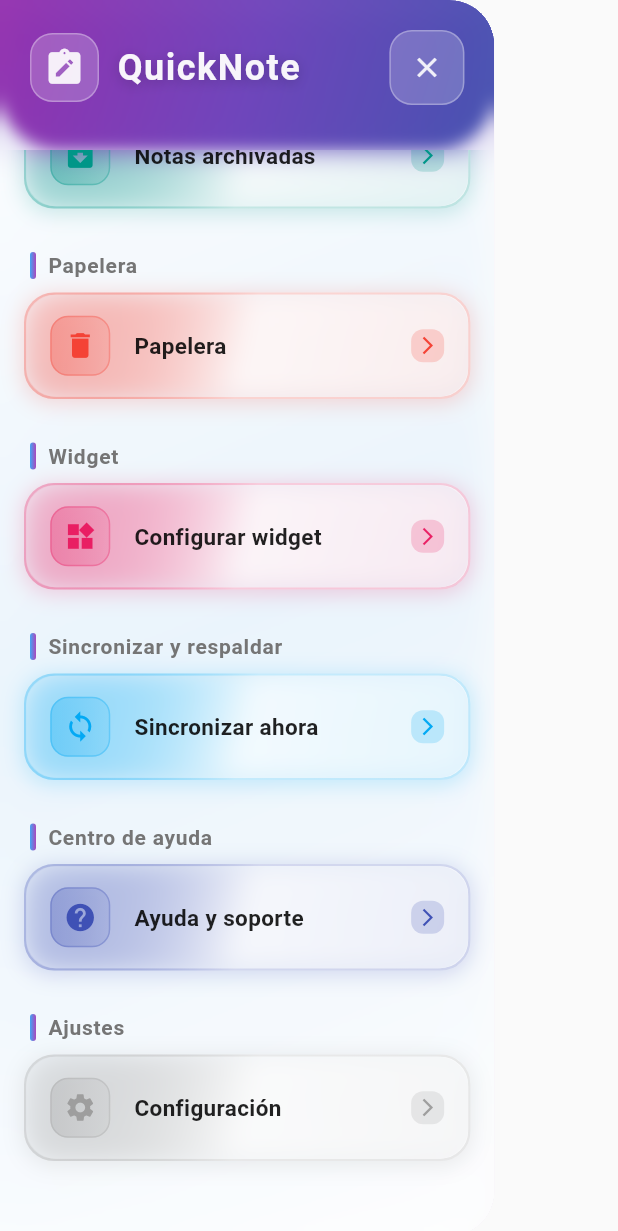
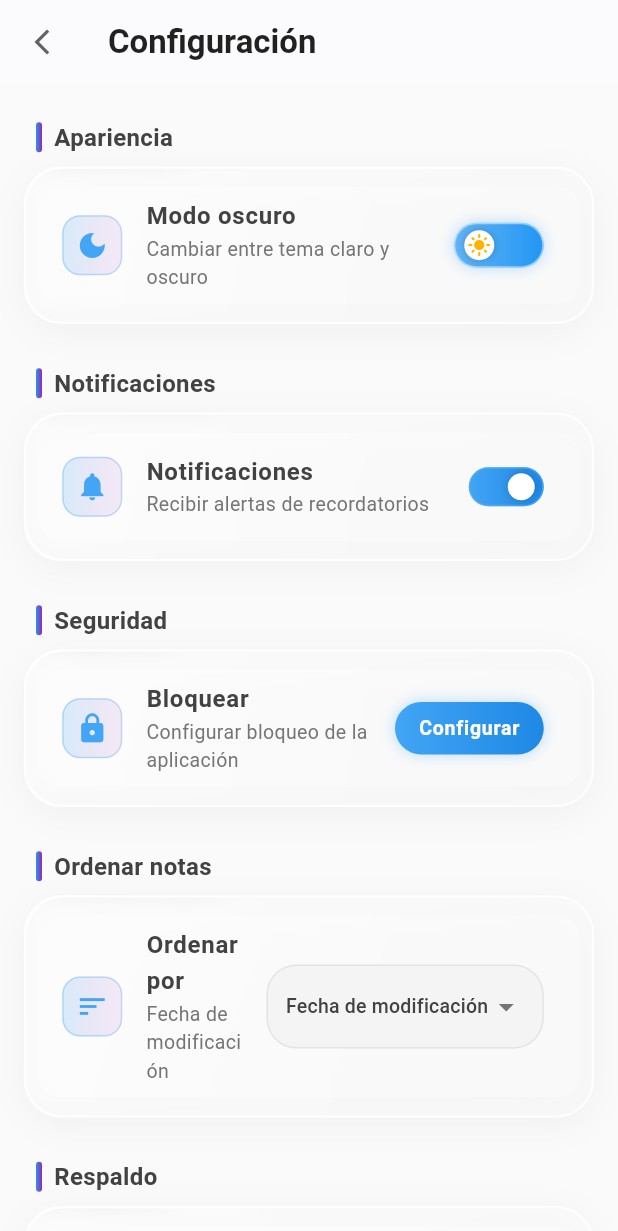
Before and after one commit to JosePablo1996/quicknote_app, a Flutter app: the LeftMenu widget shown alone on an empty page, opened directly with empty values, scrolled down 819 dp, after a tap on "Configuración", on a phone screen of 412 x 824 dp. Shown: the top 1231 px of the screen. Run offline on Flutter 3.47's test engine with Material 3 defaults, Android fonts, the phone set to English and light mode, and no system bars; network calls fail.

Commit message:
Semana 2.1: Pantalla de Ajustes completada con diseño glassmorphism
⚙️ NUEVA PANTALLA DE AJUSTES
   - Interfaz completa con efecto vidrioso (glassmorphism)
   - Adaptación dinámica al tema oscuro/claro
   - Navegación integrada desde el menú lateral izquierdo

📋 SECCIONES IMPLEMENTADAS
   - Apariencia: Toggle animado sol/luna para cambio de tema
   - Notificaciones: Switch para activar/desactivar
   - Seguridad: Botón 'Configurar' para bloqueo (sin toggle)
   - Ordenar notas: Dropdown con opciones de ordenamiento
   - Respaldo: Switch para auto-respaldo y botón de respaldo manual
   - Acerca de: Versión, desarrollador, términos, privacidad y calificar

🎨 DISEÑO Y ESTILO
   - Cards con efecto glass (BackdropFilter + blur)
   - Gradientes en bordes y fondos
   - Iconos con fondos decorativos azul/púrpura
   - Switches personalizados con animación
   - Toggle de tema con iconos sol/luna animados
   - Títulos de sección con barra decorativa

🔧 FUNCIONALIDADES
   - ThemeProvider integrado para cambio de tema en tiempo real
   - Persistencia de estado local con setState
   - Dropdown personalizado con estilo adaptativo
   - Botones de acción con gradientes

📱 ADAPTACIÓN AL TEMA
   - Colores dinámicos para modo claro/oscuro
   - Opacidades ajustables para efecto glass
   - Sombras y bordes consistentes en ambos modos

QuickNote versión 2.1.0 - Pantalla de ajustes con diseño glassmorphism

```diff
--- /dev/null
+++ b/lib/screens/settings_screen.dart
@@ -0,0 +1,578 @@
+import 'package:flutter/material.dart';
+import 'dart:ui';
+import 'package:provider/provider.dart';
+import '../providers/theme_provider.dart';
+
+class SettingsScreen extends StatefulWidget {
+  const SettingsScreen({super.key});
+
+  @override
+  State<SettingsScreen> createState() => _SettingsScreenState();
+}
+
+class _SettingsScreenState extends State<SettingsScreen> {
+  bool _notificationsEnabled = true;
+  bool _autoBackupEnabled = false;
+  bool _useBiometrics = false;
+  String _selectedSortOrder = 'Fecha de modificación';
+  final List<String> _sortOptions = [
+    'Fecha de modificación',
+    'Fecha de creación',
+    'Título (A-Z)',
+    'Título (Z-A)',
+  ];
+
+  @override
+  Widget build(BuildContext context) {
+    final themeProvider = Provider.of<ThemeProvider>(context);
+    final isDarkMode = themeProvider.isDarkMode;
+
+    return Scaffold(
+      backgroundColor: isDarkMode ? Colors.grey[900] : Colors.grey[50],
+      appBar: AppBar(
+        title: const Text(
+          'Configuración',
+          style: TextStyle(fontWeight: FontWeight.w600),
+        ),
+        backgroundColor: isDarkMode ? Colors.grey[850] : Colors.white,
+        foregroundColor: isDarkMode ? Colors.white : Colors.black87,
+        elevation: 0.5,
+        leading: IconButton(
+          icon: Icon(
+            Icons.arrow_back_ios_new,
+            color: isDarkMode ? Colors.white70 : Colors.grey[700],
+            size: 20,
+          ),
+          onPressed: () => Navigator.pop(context),
+        ),
+        flexibleSpace: ClipRRect(
+          child: BackdropFilter(
+            filter: ImageFilter.blur(sigmaX: 8, sigmaY: 8),
+            child: Container(
+              color: Colors.transparent,
+            ),
+          ),
+        ),
+      ),
+      body: ListView(
+        padding: const EdgeInsets.all(16),
+        children: [
+          // SECCIÓN: APARIENCIA
+          _buildSectionHeader('Apariencia', isDarkMode),
+          _buildGlassCard(
+            child: Column(
+              children: [
+                _buildSettingsTile(
+                  icon: Icons.dark_mode,
+                  title: 'Modo oscuro',
+                  subtitle: 'Cambiar entre tema claro y oscuro',
+                  trailing: _buildThemeToggle(themeProvider, isDarkMode),
+                  isDarkMode: isDarkMode,
+                ),
+              ],
+            ),
+            isDarkMode: isDarkMode,
+          ),
+
+          const SizedBox(height: 20),
+
+          // SECCIÓN: NOTIFICACIONES
+          _buildSectionHeader('Notificaciones', isDarkMode),
+          _buildGlassCard(
+            child: Column(
+              children: [
+                _buildSettingsTile(
+                  icon: Icons.notifications,
+                  title: 'Notificaciones',
+                  subtitle: 'Recibir alertas de recordatorios',
+                  trailing: _buildSwitch(
+                    value: _notificationsEnabled,
+                    onChanged: (value) {
+                      setState(() {
+                        _notificationsEnabled = value;
+                      });
+                    },
+                    isDarkMode: isDarkMode,
+                  ),
+                  isDarkMode: isDarkMode,
+                ),
+              ],
+            ),
+            isDarkMode: isDarkMode,
+          ),
+
+          const SizedBox(height: 20),
+
+          // SECCIÓN: SEGURIDAD
+          _buildSectionHeader('Seguridad', isDarkMode),
+          _buildGlassCard(
+            child: Column(
+              children: [
+                _buildSettingsTile(
+                  icon: Icons.lock,
+                  title: 'Bloquear',
+                  subtitle: 'Configurar bloqueo de la aplicación',
+                  trailing: Container(
+                    padding: const EdgeInsets.symmetric(horizontal: 16, vertical: 8),
+                    decoration: BoxDecoration(
+                      gradient: LinearGradient(
+                        colors: [
+                          Colors.blue.shade400,
+                          Colors.blue.shade600,
+                        ],
+                      ),
+                      borderRadius: BorderRadius.circular(20),
+                      boxShadow: [
+                        BoxShadow(
+                          color: Colors.blue.withValues(alpha: 0.3),
+                          blurRadius: 8,
+                          spreadRadius: 0,
+                        ),
+                      ],
+                    ),
+                    child: const Text(
+                      'Configurar',
+                      style: TextStyle(
+                        color: Colors.white,
+                        fontWeight: FontWeight.w600,
+                        fontSize: 13,
+                      ),
+                    ),
+                  ),
+                  isDarkMode: isDarkMode,
+                ),
+              ],
+            ),
+            isDarkMode: isDarkMode,
+          ),
+
+          const SizedBox(height: 20),
+
+          // SECCIÓN: ORDENAR NOTAS
+          _buildSectionHeader('Ordenar notas', isDarkMode),
+          _buildGlassCard(
+            child: Column(
+              children: [
+                _buildSettingsTile(
+                  icon: Icons.sort,
+                  title: 'Ordenar por',
+                  subtitle: _selectedSortOrder,
+                  trailing: Container(
+                    padding: const EdgeInsets.symmetric(horizontal: 12, vertical: 6),
+                    decoration: BoxDecoration(
+                      color: isDarkMode
+                          ? Colors.grey[700]!.withValues(alpha: 0.3)
+                          : Colors.grey[200]!.withValues(alpha: 0.5),
+                      borderRadius: BorderRadius.circular(20),
+                      border: Border.all(
+                        color: isDarkMode
+                            ? Colors.grey[600]!.withValues(alpha: 0.3)
+                            : Colors.grey[400]!.withValues(alpha: 0.3),
+                      ),
+                    ),
+                    child: DropdownButtonHideUnderline(
+                      child: DropdownButton<String>(
+                        value: _selectedSortOrder,
+                        dropdownColor: isDarkMode ? Colors.grey[800] : Colors.white,
+                        icon: Icon(
+                          Icons.arrow_drop_down,
+                          color: isDarkMode ? Colors.grey[400] : Colors.grey[600],
+                        ),
+                        items: _sortOptions.map((option) {
+                          return DropdownMenuItem(
+                            value: option,
+                            child: Text(
+                              option,
+                              style: TextStyle(
+                                fontSize: 13,
+                                color: isDarkMode ? Colors.grey[300] : Colors.grey[800],
+                              ),
+                            ),
+                          );
+                        }).toList(),
+                        onChanged: (value) {
+                          if (value != null) {
+                            setState(() {
+                              _selectedSortOrder = value;
+                            });
+                          }
+                        },
+                      ),
+                    ),
+                  ),
+                  isDarkMode: isDarkMode,
+                ),
+              ],
+            ),
+            isDarkMode: isDarkMode,
+          ),
+
+          const SizedBox(height: 20),
+
+          // SECCIÓN: RESPALDO
+          _buildSectionHeader('Respaldo', isDarkMode),
+          _buildGlassCard(
+            child: Column(
+              children: [
+                _buildSettingsTile(
+                  icon: Icons.backup,
+                  title: 'Respaldo automático',
+                  subtitle: 'Guardar copia de seguridad en la nube',
+                  trailing: _buildSwitch(
+                    value: _autoBackupEnabled,
+                    onChanged: (value) {
+                      setState(() {
+                        _autoBackupEnabled = value;
+                      });
+                    },
+                    isDarkMode: isDarkMode,
+                  ),
+                  isDarkMode: isDarkMode,
+                ),
+                _buildSettingsTile(
+                  icon: Icons.backup_rounded,
+                  title: 'Respaldo ahora',
+                  subtitle: 'Crear copia de seguridad manual',
+                  trailing: Container(
+                    padding: const EdgeInsets.symmetric(horizontal: 12, vertical: 6),
+                    decoration: BoxDecoration(
+                      gradient: LinearGradient(
+                        colors: [
+                          Colors.green.shade400,
+                          Colors.green.shade600,
+                        ],
+                      ),
+                      borderRadius: BorderRadius.circular(20),
+                    ),
+                    child: const Text(
+                      'Respaldar',
+                      style: TextStyle(
+                        color: Colors.white,
+                        fontWeight: FontWeight.w600,
+                        fontSize: 12,
+                      ),
+                    ),
+                  ),
+                  isDarkMode: isDarkMode,
+                ),
+              ],
+            ),
+            isDarkMode: isDarkMode,
+          ),
+
+          const SizedBox(height: 20),
+
+          // SECCIÓN: ACERCA DE (SIN TRADUCCIONES)
+          _buildSectionHeader('Acerca de', isDarkMode),
+          _buildGlassCard(
+            child: Column(
+              children: [
+                _buildSettingsTile(
+                  icon: Icons.info,
+                  title: 'Versión',
+                  subtitle: 'QuickNote v2.0.0',
+                  isDarkMode: isDarkMode,
+                  showArrow: false,
+                ),
+                _buildSettingsTile(
+                  icon: Icons.code,
+                  title: 'Desarrollador',
+                  subtitle: 'Pablo Miranda',
+                  isDarkMode: isDarkMode,
+                  showArrow: false,
+                ),
+                _buildSettingsTile(
+                  icon: Icons.description,
+                  title: 'Términos y condiciones',
+                  isDarkMode: isDarkMode,
+                ),
+                _buildSettingsTile(
+                  icon: Icons.privacy_tip,
+                  title: 'Política de privacidad',
+                  isDarkMode: isDarkMode,
+                ),
+                _buildSettingsTile(
+                  icon: Icons.star,
+                  title: 'Calificar la aplicación',
+                  isDarkMode: isDarkMode,
+                ),
+              ],
+            ),
+            isDarkMode: isDarkMode,
+          ),
+
+          const SizedBox(height: 30),
+        ],
+      ),
+    );
+  }
+
+  Widget _buildSectionHeader(String title, bool isDarkMode) {
+    return Padding(
+      padding: const EdgeInsets.only(left: 8, bottom: 8, top: 8),
+      child: Row(
+        children: [
+          Container(
+            width: 4,
+            height: 20,
+            decoration: BoxDecoration(
+              gradient: const LinearGradient(
+                colors: [Colors.blue, Colors.purple],
+              ),
+              borderRadius: BorderRadius.circular(2),
+            ),
+          ),
+          const SizedBox(width: 8),
+          Text(
+            title,
+            style: TextStyle(
+              fontSize: 16,
+              fontWeight: FontWeight.bold,
+              color: isDarkMode ? Colors.grey[300] : Colors.grey[800],
+            ),
+          ),
+        ],
+      ),
+    );
+  }
+
+  Widget _buildGlassCard({required Widget child, required bool isDarkMode}) {
+    return Container(
+      decoration: BoxDecoration(
+        gradient: LinearGradient(
+          begin: Alignment.topLeft,
+          end: Alignment.bottomRight,
+          colors: isDarkMode
+              ? [
+                  Colors.grey[850]!.withValues(alpha: 0.6),
+                  Colors.grey[900]!.withValues(alpha: 0.4),
+                ]
+              : [
+                  Colors.white.withValues(alpha: 0.7),
+                  Colors.grey[50]!.withValues(alpha: 0.5),
+                ],
+        ),
+        borderRadius: BorderRadius.circular(25),
+        border: Border.all(
+          color: isDarkMode
+              ? Colors.grey[700]!.withValues(alpha: 0.3)
+              : Colors.white.withValues(alpha: 0.8),
+          width: 1.5,
+        ),
+        boxShadow: [
+          BoxShadow(
+            color: isDarkMode
+                ? Colors.black.withValues(alpha: 0.2)
+                : Colors.grey.withValues(alpha: 0.1),
+            blurRadius: 20,
+            spreadRadius: 0,
+            offset: const Offset(0, 5),
+          ),
+        ],
+      ),
+      child: ClipRRect(
+        borderRadius: BorderRadius.circular(25),
+        child: BackdropFilter(
+          filter: ImageFilter.blur(sigmaX: 10, sigmaY: 10),
+          child: Container(
+            padding: const EdgeInsets.symmetric(vertical: 8),
+            child: child,
+          ),
+        ),
+      ),
+    );
+  }
+
+  Widget _buildSettingsTile({
+    required IconData icon,
+    required String title,
+    String? subtitle,
+    Widget? trailing,
+    required bool isDarkMode,
+    bool showArrow = true,
+  }) {
+    return Container(
+      margin: const EdgeInsets.symmetric(horizontal: 8, vertical: 4),
+      decoration: BoxDecoration(
+        borderRadius: BorderRadius.circular(15),
+        color: isDarkMode
+            ? Colors.grey[800]!.withValues(alpha: 0.3)
+            : Colors.white.withValues(alpha: 0.3),
+      ),
+      child: ListTile(
+        leading: Container(
+          padding: const EdgeInsets.all(8),
+          decoration: BoxDecoration(
+            gradient: LinearGradient(
+              colors: [
+                Colors.blue.shade400.withValues(alpha: 0.2),
+                Colors.purple.shade400.withValues(alpha: 0.1),
+              ],
+            ),
+            borderRadius: BorderRadius.circular(12),
+            border: Border.all(
+              color: Colors.blue.shade400.withValues(alpha: 0.3),
+              width: 1,
+            ),
+          ),
+          child: Icon(
+            icon,
+            color: Colors.blue.shade400,
+            size: 22,
+          ),
+        ),
+        title: Text(
+          title,
+          style: TextStyle(
+            fontWeight: FontWeight.w600,
+            color: isDarkMode ? Colors.grey[200] : Colors.grey[800],
+          ),
+        ),
+        subtitle: subtitle != null
+            ? Text(
+                subtitle,
+                style: TextStyle(
+                  fontSize: 13,
+                  color: isDarkMode ? Colors.grey[400] : Colors.grey[600],
+                ),
+              )
+            : null,
+        trailing: trailing ??
+            (showArrow
+                ? Container(
+                    padding: const EdgeInsets.all(4),
+                    decoration: BoxDecoration(
+                      color: Colors.blue.shade400.withValues(alpha: 0.1),
+                      borderRadius: BorderRadius.circular(8),
+                    ),
+                    child: Icon(
+                      Icons.arrow_forward_ios,
+                      color: Colors.blue.shade400,
+                      size: 14,
+                    ),
+                  )
+                : null),
+        onTap: showArrow ? () {} : null,
+        shape: RoundedRectangleBorder(
+          borderRadius: BorderRadius.circular(15),
+        ),
+      ),
+    );
+  }
+
+  Widget _buildThemeToggle(ThemeProvider themeProvider, bool isDarkMode) {
+    return GestureDetector(
+      onTap: () => themeProvider.toggleTheme(),
+      child: Container(
+        width: 60,
+        height: 30,
+        decoration: BoxDecoration(
+          gradient: LinearGradient(
+            colors: isDarkMode
+                ? [Colors.grey[700]!, Colors.grey[800]!]
+                : [Colors.blue.shade300, Colors.blue.shade500],
+          ),
+          borderRadius: BorderRadius.circular(20),
+          border: Border.all(
+            color: isDarkMode
+                ? Colors.grey[600]!.withValues(alpha: 0.5)
+                : Colors.white.withValues(alpha: 0.5),
+          ),
+          boxShadow: [
+            BoxShadow(
+              color: (isDarkMode ? Colors.black : Colors.blue).withValues(alpha: 0.3),
+              blurRadius: 8,
+              spreadRadius: 0,
+            ),
+          ],
+        ),
+        child: Stack(
+          children: [
+            AnimatedPositioned(
+              duration: const Duration(milliseconds: 300),
+              curve: Curves.easeInOut,
+              left: isDarkMode ? 30 : 4,
+              right: isDarkMode ? 4 : 30,
+              top: 4,
+              bottom: 4,
+              child: Container(
+                decoration: BoxDecoration(
+                  shape: BoxShape.circle,
+                  color: Colors.white,
+                  boxShadow: [
+                    BoxShadow(
+                      color: Colors.black.withValues(alpha: 0.2),
+                      blurRadius: 4,
+                      spreadRadius: 0,
+                    ),
+                  ],
+                ),
+                child: Icon(
+                  isDarkMode ? Icons.dark_mode : Icons.light_mode,
+                  size: 16,
+                  color: isDarkMode ? Colors.grey[800] : Colors.amber.shade600,
+                ),
+              ),
+            ),
+          ],
+        ),
+      ),
+    );
+  }
+
+  Widget _buildSwitch({
+    required bool value,
+    required Function(bool) onChanged,
+    required bool isDarkMode,
+  }) {
+    return GestureDetector(
+      onTap: () => onChanged(!value),
+      child: Container(
+        width: 50,
+        height: 26,
+        decoration: BoxDecoration(
+          gradient: LinearGradient(
+            colors: value
+                ? [Colors.blue.shade400, Colors.blue.shade600]
+                : isDarkMode
+                    ? [Colors.grey[700]!, Colors.grey[800]!]
+                    : [Colors.grey[300]!, Colors.grey[400]!],
+          ),
+          borderRadius: BorderRadius.circular(20),
+          border: Border.all(
+            color: value
+                ? Colors.blue.shade300.withValues(alpha: 0.5)
+                : isDarkMode
+                    ? Colors.grey[600]!.withValues(alpha: 0.3)
+                    : Colors.grey[400]!.withValues(alpha: 0.3),
+          ),
+        ),
+        child: Stack(
+          children: [
+            AnimatedPositioned(
+              duration: const Duration(milliseconds: 200),
+              curve: Curves.easeInOut,
+              left: value ? 24 : 4,
+              right: value ? 4 : 24,
+              top: 3,
+              bottom: 3,
+              child: Container(
+                decoration: BoxDecoration(
+                  shape: BoxShape.circle,
+                  color: Colors.white,
+                  boxShadow: [
+                    BoxShadow(
+                      color: Colors.black.withValues(alpha: 0.2),
+                      blurRadius: 4,
+                      spreadRadius: 0,
+                    ),
+                  ],
+                ),
+              ),
+            ),
+          ],
+        ),
+      ),
+    );
+  }
+}
--- a/lib/widgets/left_menu.dart
+++ b/lib/widgets/left_menu.dart
@@ -3,6 +3,7 @@
 import 'package:provider/provider.dart';
 import '../screens/calendar_screen.dart';
 import '../providers/theme_provider.dart';
+import '../screens/settings_screen.dart'; // ✅ Importar SettingsScreen
 
 class LeftMenu extends StatefulWidget {
   final VoidCallback onClose;
@@ -46,6 +47,16 @@
       context,
       MaterialPageRoute(
         builder: (context) => const CalendarScreen(),
+      ),
+    );
+  }
+
+  void _navigateToSettings() {
+    widget.onClose(); // Cerrar el menú
+    Navigator.push(
+      context,
+      MaterialPageRoute(
+        builder: (context) => const SettingsScreen(),
       ),
     );
   }
@@ -340,7 +351,7 @@
                                 label: 'Configuración',
                                 icon: Icons.settings,
                                 color: Colors.grey,
-                                onTap: () {},
+                                onTap: _navigateToSettings, // ✅ Navegar a SettingsScreen
                                 isDarkMode: isDarkMode,
                               ),
 
```
